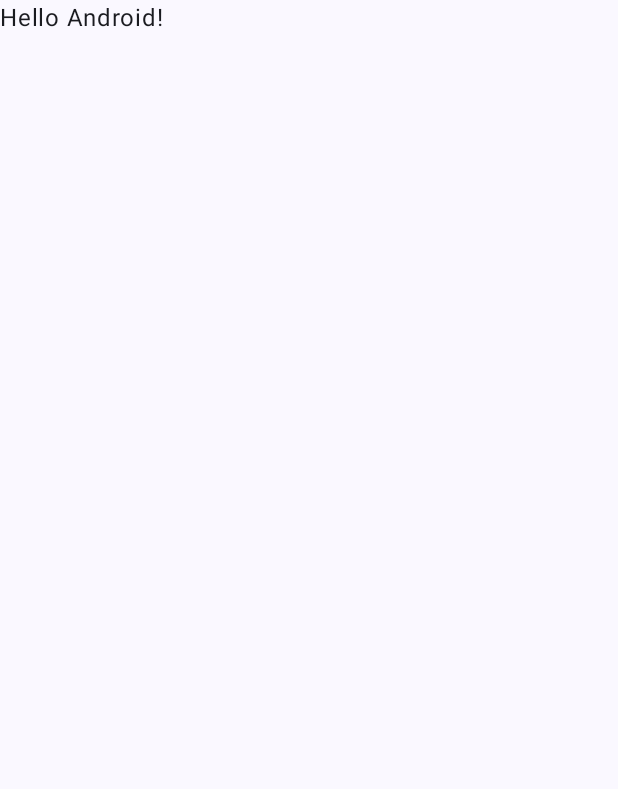
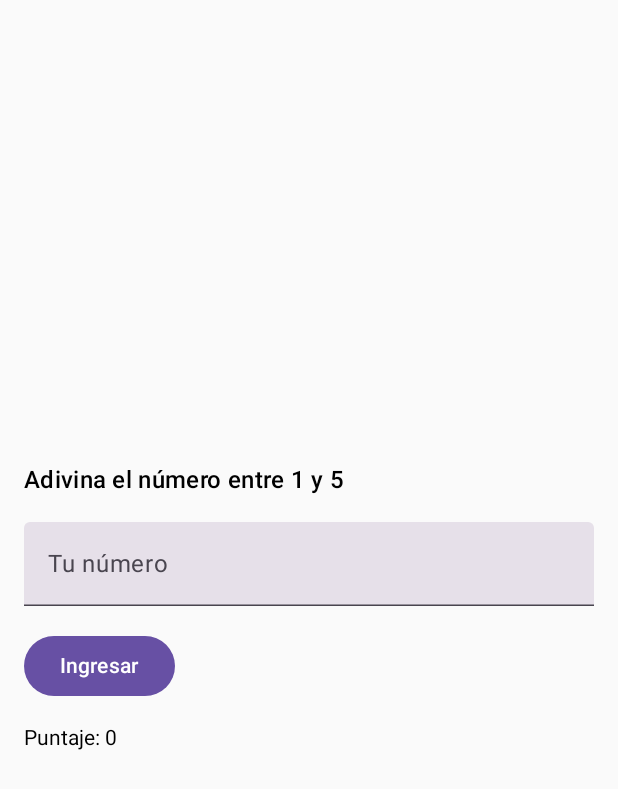
Before and after one commit to Rafaegur/TP2a-Moviles, an Android app built with Jetpack Compose: the screen it shows after launch (MainActivity), on a phone screen of 412 x 824 dp. Before the commit the part shown is almost empty. Shown: the top 789 px of the screen. Run offline under Robolectric (Android 15) with nearby library versions, the phone set to English and light mode, and no system bars.

Commit message:
Agrego lógica y pantalla principal

```diff
--- a/app/src/main/java/com/example/utnfrlp/moviles/tp2a_moviles/MainActivity.kt
+++ b/app/src/main/java/com/example/utnfrlp/moviles/tp2a_moviles/MainActivity.kt
@@ -3,45 +3,80 @@ package com.example.utnfrlp.moviles.tp2a_moviles
 import android.os.Bundle
 import androidx.activity.ComponentActivity
 import androidx.activity.compose.setContent
-import androidx.activity.enableEdgeToEdge
-import androidx.compose.foundation.layout.fillMaxSize
-import androidx.compose.foundation.layout.padding
-import androidx.compose.material3.Scaffold
+import androidx.compose.foundation.layout.*
+import androidx.compose.material3.Button
+import androidx.compose.material3.MaterialTheme
 import androidx.compose.material3.Text
-import androidx.compose.runtime.Composable
+import androidx.compose.material3.TextField
+import androidx.compose.runtime.*
 import androidx.compose.ui.Modifier
+import androidx.compose.ui.text.input.TextFieldValue
 import androidx.compose.ui.tooling.preview.Preview
-import com.example.utnfrlp.moviles.tp2a_moviles.ui.theme.TP2aMovilesTheme
+import androidx.compose.ui.unit.dp
+import kotlin.random.Random
 
 class MainActivity : ComponentActivity() {
     override fun onCreate(savedInstanceState: Bundle?) {
         super.onCreate(savedInstanceState)
-        enableEdgeToEdge()
         setContent {
-            TP2aMovilesTheme {
-                Scaffold(modifier = Modifier.fillMaxSize()) { innerPadding ->
-                    Greeting(
-                        name = "Android",
-                        modifier = Modifier.padding(innerPadding)
-                    )
-                }
-            }
+            GuessNumberScreen()
         }
     }
 }
 
 @Composable
-fun Greeting(name: String, modifier: Modifier = Modifier) {
-    Text(
-        text = "Hello $name!",
-        modifier = modifier
-    )
+fun GuessNumberScreen() {
+    var userInput by remember { mutableStateOf(TextFieldValue("")) }
+    var randomNumber by remember { mutableStateOf(Random.nextInt(1, 5)) }
+    var triesLeft by remember { mutableStateOf(5) }
+    var score by remember { mutableStateOf(0) }
+    var message by remember { mutableStateOf("") }
+
+    Column(
+        modifier = Modifier
+            .fillMaxSize()
+            .padding(16.dp),
+        verticalArrangement = Arrangement.Center
+    ) {
+        Text(text = "Adivina el número entre 1 y 5", style = MaterialTheme.typography.titleMedium)
+        Spacer(modifier = Modifier.height(16.dp))
+        TextField(
+            value = userInput,
+            onValueChange = { userInput = it },
+            label = { Text("Tu número") },
+            modifier = Modifier.fillMaxWidth()
+        )
+        Spacer(modifier = Modifier.height(16.dp))
+        Button(onClick = {
+            val guessedNumber = userInput.text.toIntOrNull()
+            if (guessedNumber != null) {
+                if (guessedNumber == randomNumber) {
+                    score += 10
+                    message = "¡Adivinaste!"
+                } else {
+                    triesLeft--
+                    message = "Fallaste. Te quedan $triesLeft intentos."
+                    if (triesLeft == 0) {
+                        score = 0
+                        message = "Perdiste. El número era $randomNumber."
+                        triesLeft = 5
+                        randomNumber = Random.nextInt(1, 5)
+                    }
+                }
+            } else {
+                message = "Introduce un número válido."
+            }
+        }) {
+            Text("Ingresar")
+        }
+        Spacer(modifier = Modifier.height(16.dp))
+        Text(text = "Puntaje: $score")
+        Text(text = message)
+    }
 }
 
 @Preview(showBackground = true)
 @Composable
-fun GreetingPreview() {
-    TP2aMovilesTheme {
-        Greeting("Android")
-    }
+fun PreviewGuessNumberScreen() {
+    GuessNumberScreen()
 }
--- a/app/src/main/java/com/example/utnfrlp/moviles/tp2a_moviles/ui/theme/Theme.kt
+++ b/app/src/main/java/com/example/utnfrlp/moviles/tp2a_moviles/ui/theme/Theme.kt
@@ -33,6 +33,7 @@ private val LightColorScheme = lightColorScheme(
     */
 )
 
+
 @Composable
 fun TP2aMovilesTheme(
     darkTheme: Boolean = isSystemInDarkTheme(),
--- a/gradle/libs.versions.toml
+++ b/gradle/libs.versions.toml
@@ -8,6 +8,8 @@ espressoCore = "3.6.1"
 lifecycleRuntimeKtx = "2.8.5"
 activityCompose = "1.9.2"
 composeBom = "2024.04.01"
+appcompat = "1.7.0"
+constraintlayout = "2.1.4"
 
 [libraries]
 androidx-core-ktx = { group = "androidx.core", name = "core-ktx", version.ref = "coreKtx" }
@@ -24,6 +26,8 @@ androidx-ui-tooling-preview = { group = "androidx.compose.ui", name = "ui-toolin
 androidx-ui-test-manifest = { group = "androidx.compose.ui", name = "ui-test-manifest" }
 androidx-ui-test-junit4 = { group = "androidx.compose.ui", name = "ui-test-junit4" }
 androidx-material3 = { group = "androidx.compose.material3", name = "material3" }
+androidx-appcompat = { group = "androidx.appcompat", name = "appcompat", version.ref = "appcompat" }
+androidx-constraintlayout = { group = "androidx.constraintlayout", name = "constraintlayout", version.ref = "constraintlayout" }
 
 [plugins]
 android-application = { id = "com.android.application", version.ref = "agp" }
```
Also changed, not shown: app/build.gradle.kts (+10 -1 lines).
